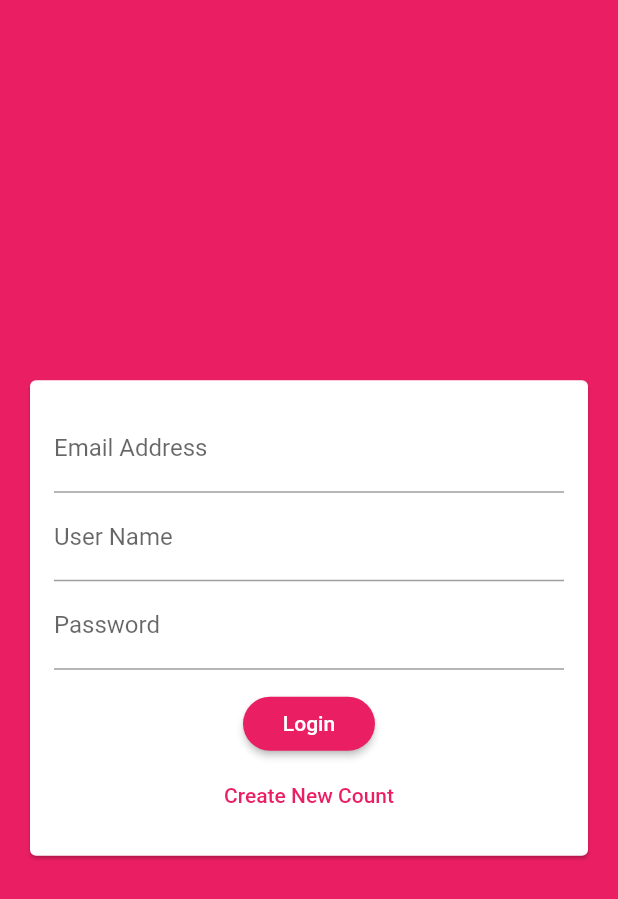
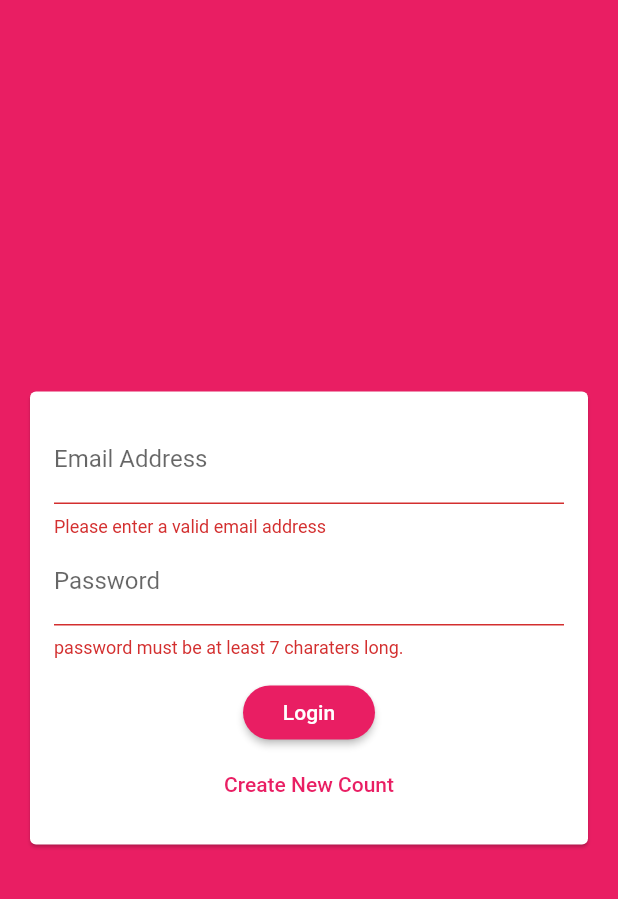
Before and after one commit to magictical/chat-app-re, a Flutter app: the screen it shows after launch, after a tap on "Login", on a phone screen of 412 x 824 dp. Shown: the top 899 px of the screen. Run offline on Flutter 3.47's test engine with Material 2 defaults, Android fonts, the phone set to English and light mode, and no system bars; our stand-ins replace cloud_firestore; accounts and stored records are empty.

Commit message:
TextFormField validation

```diff
--- a/lib/widgets/auth_form.dart
+++ b/lib/widgets/auth_form.dart
@@ -6,6 +6,23 @@ class AuthForm extends StatefulWidget {
 }
 
 class _AuthFormState extends State<AuthForm> {
+  final _formKey = GlobalKey<FormState>();
+  String _userEmail = '';
+  String _userName = '';
+  String _userPassword = '';
+  var _isLogin = true;
+
+  void _trySubmit() {
+    final isValid = _formKey.currentState.validate();
+    if (isValid) {
+      // save all the textFormFiled's input
+      _formKey.currentState.save();
+      print(_userEmail);
+      print(_userName);
+      print(_userPassword);
+    }
+  }
+
   @override
   Widget build(BuildContext context) {
     return Center(
@@ -15,32 +32,69 @@ class _AuthFormState extends State<AuthForm> {
           child: Padding(
             padding: EdgeInsets.all(16),
             child: Form(
+              key: _formKey,
               child: Column(
                 mainAxisSize: MainAxisSize.min,
                 children: <Widget>[
-                  TextField(
+                  TextFormField(
+                    key: ValueKey('email'),
+                    validator: (value) {
+                      if (value.isEmpty || !value.contains('@')) {
+                        return 'Please enter a valid email address';
+                      }
+                      return null;
+                    },
                     keyboardType: TextInputType.emailAddress,
                     decoration: InputDecoration(
                       labelText: 'Email Address',
                     ),
+                    onSaved: (value) {
+                      _userEmail = value;
+                    },
                   ),
-                  TextField(
-                    decoration: InputDecoration(labelText: 'User Name'),
-                  ),
-                  TextField(
+                  if (!_isLogin)
+                    TextFormField(
+                      key: ValueKey('username'),
+                      validator: (value) {
+                        if (value.isEmpty || value.length < 4) {
+                          return 'Username must be at least 4 charaters long.';
+                        }
+                        return null;
+                      },
+                      decoration: InputDecoration(labelText: 'User Name'),
+                      onSaved: (value) {
+                        _userName = value;
+                      },
+                    ),
+                  TextFormField(
+                    key: ValueKey('password'),
+                    validator: (value) {
+                      if (value.isEmpty || value.length < 7) {
+                        return 'password must be at least 7 charaters long.';
+                      }
+                      return null;
+                    },
                     decoration: InputDecoration(labelText: 'Password'),
                     obscureText: true,
+                    onSaved: (value) {
+                      _userPassword = value;
+                    },
                   ),
                   SizedBox(height: 12),
                   RaisedButton(
-                    child: Text('Login'),
-                    onPressed: () {},
+                    child: _isLogin ? Text('Login') : Text('SignUp'),
+                    onPressed: _trySubmit,
                   ),
                   FlatButton(
-                    textColor: Theme.of(context).primaryColor,
-                    child: Text('Create New Count'),
-                    onPressed: () {},
-                  )
+                      textColor: Theme.of(context).primaryColor,
+                      child: _isLogin
+                          ? Text('Create New Count')
+                          : Text('I Already got account!'),
+                      onPressed: () {
+                        setState(() {
+                          _isLogin = !_isLogin;
+                        });
+                      })
                 ],
               ),
             ),
```
